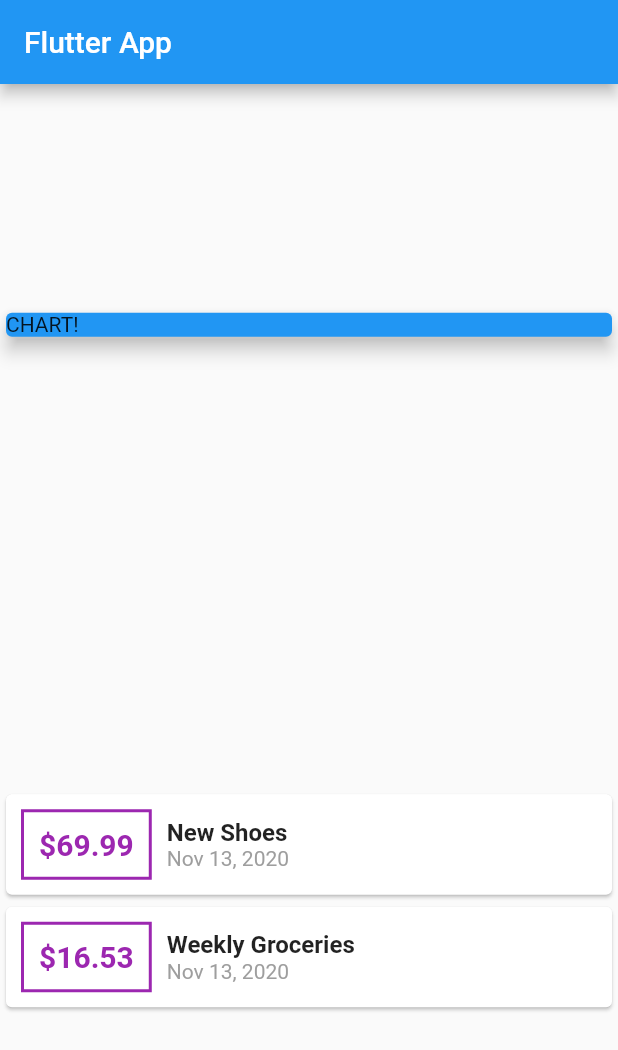
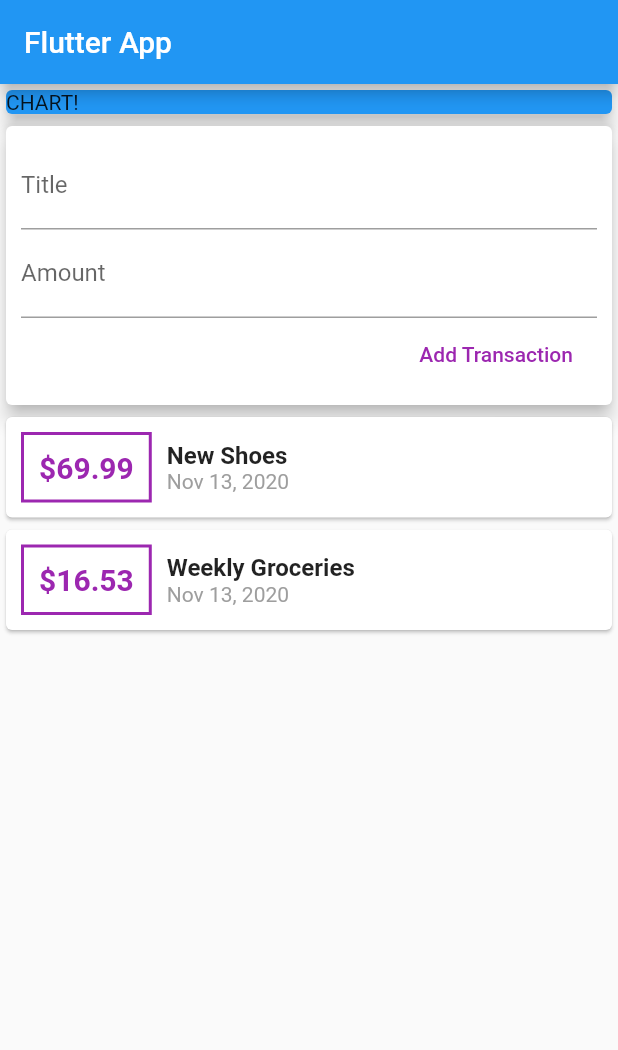
Before and after one commit to sahil1sk/Flutter-Expense-Calculator, a Flutter app: the screen it shows after launch, on a phone screen of 412 x 824 dp. Shown: the top 1050 px of the screen. Run offline on Flutter 3.47's test engine with Material 2 defaults, Android fonts, the phone set to English and light mode, and no system bars.

Commit message:
Adding TextField Widget

```diff
--- a/lib/main.dart
+++ b/lib/main.dart
@@ -39,15 +39,39 @@ class MyHomePage extends StatelessWidget {
         title: Text('Flutter App'),
       ),
       body: Column(
-        mainAxisAlignment: MainAxisAlignment.spaceAround,
-        crossAxisAlignment: CrossAxisAlignment.stretch,
+        crossAxisAlignment: CrossAxisAlignment.stretch, // now column will take all the width and there child also
         children: <Widget>[
           Container(
-            width: double.infinity,
             child: Card(
               color: Colors.blue,
               child: Text('CHART!'),
               elevation: 5, // control shadow effect
+            ),
+          ),
+          Card(
+            elevation: 5,
+            child: Container(
+              padding: EdgeInsets.all(10),
+              child: Column(
+                crossAxisAlignment: CrossAxisAlignment.end,
+                children: <Widget>[
+                  TextField(
+                    decoration: InputDecoration(
+                      labelText: 'Title',
+                    ),
+                  ),
+                  TextField(
+                    decoration: InputDecoration(
+                      labelText: 'Amount',
+                    ),
+                  ),
+                  FlatButton(
+                    textColor: Colors.purple,
+                    onPressed: () {},
+                    child: Text('Add Transaction'),
+                  )
+                ],
+              ),
             ),
           ),
           Column(     // we don't use ... because we make list from class it's already a copy
```
